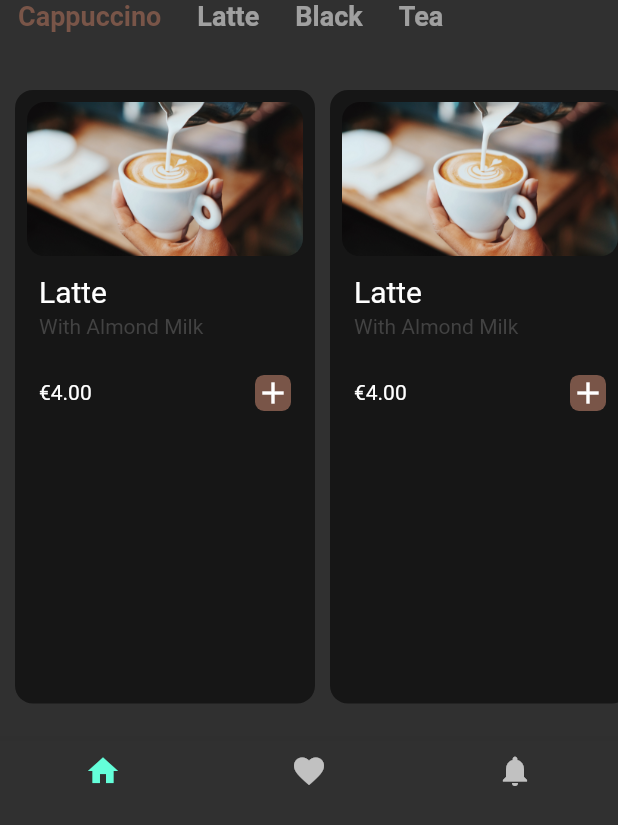
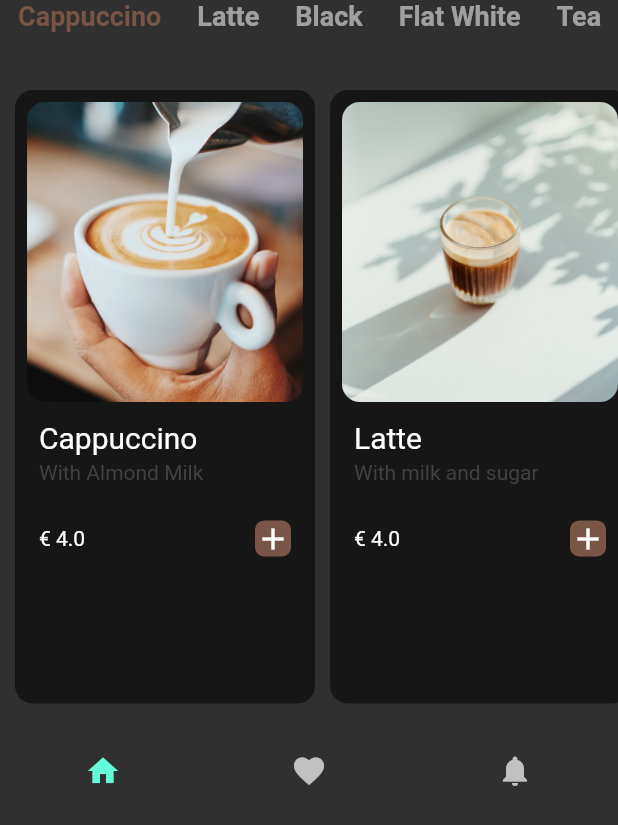
Before and after one commit to mikexkllr/CoffeeApp, a Flutter app: the screen it shows after launch, on a phone screen of 412 x 824 dp, the part 411-1236 px from its top. Run offline on Flutter 3.47's test engine with Material 2 defaults, Android fonts, the phone set to English and light mode, and no system bars; our stand-ins replace google_fonts; missing offline and left inert: dart:ffi.

Commit message:
added mock data

```diff
--- /dev/null
+++ b/lib/models/coffee_model.dart
@@ -0,0 +1,27 @@
+import 'package:coffee_app/models/coffee_type.dart';
+
+class CoffeeTypeModel {
+  String title;
+  bool isSelected;
+  CoffeeType type;
+
+  // this is a constructor lol
+  CoffeeTypeModel(
+      {required this.title, required this.isSelected, required this.type});
+}
+
+class Coffee {
+  String title;
+  String subtitle;
+  double price;
+  String imagePath;
+  CoffeeType type;
+
+  Coffee({
+    required this.title,
+    required this.subtitle,
+    required this.price,
+    required this.imagePath,
+    required this.type,
+  });
+}
--- /dev/null
+++ b/lib/models/mock_data.dart
@@ -0,0 +1,43 @@
+import 'package:coffee_app/models/coffee_model.dart';
+import 'package:coffee_app/models/coffee_type.dart';
+
+List coffeeTypeList = [
+  CoffeeTypeModel(
+      title: "Cappuccino", isSelected: true, type: CoffeeType.cappuccino),
+  CoffeeTypeModel(title: "Latte", isSelected: false, type: CoffeeType.latte),
+  CoffeeTypeModel(title: "Black", isSelected: false, type: CoffeeType.black),
+  CoffeeTypeModel(
+      title: "Flat White", isSelected: false, type: CoffeeType.white),
+  CoffeeTypeModel(title: "Tea", isSelected: false, type: CoffeeType.tea)
+];
+
+List coffeeList = [
+  Coffee(
+    title: "Cappuccino",
+    subtitle: "With Almond Milk",
+    price: 4.00,
+    imagePath: "lib/assets/images/coffee1.jpg",
+    type: CoffeeType.latte,
+  ),
+  Coffee(
+    title: "Latte",
+    subtitle: "With milk and sugar",
+    price: 4.00,
+    imagePath: "lib/assets/images/coffee2.jpg",
+    type: CoffeeType.latte,
+  ),
+  Coffee(
+    title: "Black",
+    subtitle: "Just pure hard coffee",
+    price: 4.00,
+    imagePath: "lib/assets/images/coffee3.jpg",
+    type: CoffeeType.latte,
+  ),
+  Coffee(
+    title: "Flat White",
+    subtitle: "With Milk",
+    price: 4.00,
+    imagePath: "lib/assets/images/coffee4.jpg",
+    type: CoffeeType.white,
+  ),
+];
--- a/lib/views/coffee_tile.dart
+++ b/lib/views/coffee_tile.dart
@@ -1,16 +1,13 @@
 import 'package:flutter/material.dart';
 
+import '../models/coffee_model.dart';
+
 class CoffeeTile extends StatelessWidget {
-  const CoffeeTile(
-      {super.key,
-      this.title = "Latte",
-      this.subtitle = "With Almond Milk",
-      this.price = "€4.00",
-      this.imagePath = "lib/assets/images/coffee1.jpg"});
-  final String title;
-  final String subtitle;
-  final String price;
-  final String imagePath;
+  const CoffeeTile({
+    super.key,
+    required this.coffee,
+  });
+  final Coffee coffee;
 
   @override
   Widget build(BuildContext context) {
@@ -30,9 +27,16 @@ class CoffeeTile extends StatelessWidget {
         child: Column(
           crossAxisAlignment: CrossAxisAlignment.start,
           children: [
-            ClipRRect(
-              borderRadius: BorderRadius.circular(12),
-              child: Image.asset(this.imagePath),
+            Container(
+              height: 200,
+              width: double.maxFinite,
+              child: ClipRRect(
+                borderRadius: BorderRadius.circular(12),
+                child: FittedBox(
+                  child: Image.asset(coffee.imagePath),
+                  fit: BoxFit.cover,
+                ),
+              ),
             ),
 
             // coffee name
@@ -43,14 +47,14 @@ class CoffeeTile extends StatelessWidget {
                 crossAxisAlignment: CrossAxisAlignment.start,
                 children: [
                   Text(
-                    this.title,
+                    coffee.title,
                     style: TextStyle(fontSize: 20),
                   ),
                   SizedBox(
                     height: 4,
                   ),
                   Text(
-                    this.subtitle,
+                    coffee.subtitle,
                     style: TextStyle(color: Colors.grey[800]),
                   )
                 ],
@@ -64,7 +68,7 @@ class CoffeeTile extends StatelessWidget {
               child: Row(
                 mainAxisAlignment: MainAxisAlignment.spaceBetween,
                 children: [
-                  Text(this.price),
+                  Text("€ ${coffee.price.toString()}"),
                   Container(
                     decoration: BoxDecoration(
                         color: Colors.brown,
--- a/lib/views/home_view.dart
+++ b/lib/views/home_view.dart
@@ -5,6 +5,7 @@ import 'package:coffee_app/views/coffee_scroll_item.dart';
 import 'package:coffee_app/views/coffee_tile.dart';
 import 'package:flutter/material.dart';
 import 'package:google_fonts/google_fonts.dart';
+import 'package:coffee_app/models/mock_data.dart';
 
 class HomeView extends StatefulWidget {
   const HomeView({super.key});
@@ -15,29 +16,6 @@ class HomeView extends StatefulWidget {
 
 class _HomeViewState extends State<HomeView> {
   int selectedCoffeeType = 0;
-
-  List coffeeList = [
-    {
-      "title": "Cappuccino",
-      "type": CoffeeType.cappuccino,
-      "isSelected": true,
-    },
-    {
-      "title": "Latte",
-      "type": CoffeeType.latte,
-      "isSelected": false,
-    },
-    {
-      "title": "Black",
-      "type": CoffeeType.black,
-      "isSelected": false,
-    },
-    {
-      "title": "Tea",
-      "type": CoffeeType.tea,
-      "isSelected": false,
-    },
-  ];
 
   @override
   Widget build(BuildContext context) {
@@ -90,11 +68,11 @@ class _HomeViewState extends State<HomeView> {
             height: 50,
             child: ListView.builder(
               scrollDirection: Axis.horizontal,
-              itemCount: this.coffeeList.length,
+              itemCount: coffeeTypeList.length,
               itemBuilder: (context, index) {
                 return CoffeeScrollItem(
-                  title: this.coffeeList[index]["title"],
-                  isSelected: this.coffeeList[index]["isSelected"],
+                  title: coffeeTypeList[index].title,
+                  isSelected: coffeeTypeList[index].isSelected,
                   onTapCallback: () {
                     selectCoffeeType(index);
                   },
@@ -105,15 +83,12 @@ class _HomeViewState extends State<HomeView> {
 
           // horizontal list view of coffee tiles
           Expanded(
-            child: ListView(
+            child: ListView.builder(
               scrollDirection: Axis.horizontal,
-              children: [
-                CoffeeTile(),
-                CoffeeTile(),
-                CoffeeTile(),
-                CoffeeTile(),
-                CoffeeTile(),
-              ],
+              itemCount: coffeeList.length,
+              itemBuilder: (context, index) {
+                return CoffeeTile(coffee: coffeeList[index]);
+              },
             ),
           )
         ],
@@ -130,11 +105,10 @@ class _HomeViewState extends State<HomeView> {
 
   selectCoffeeType(int index) {
     setState(() {
-      for (int i = 0; i < coffeeList.length; i++) {
-        coffeeList[i]["isSelected"] = false;
+      for (int i = 0; i < coffeeTypeList.length; i++) {
+        coffeeTypeList[i].isSelected = false;
       }
-      this.coffeeList[index]["isSelected"] =
-          !this.coffeeList[index]["isSelected"];
+      coffeeTypeList[index].isSelected = !coffeeTypeList[index].isSelected;
     });
   }
 }
```
Also changed, not shown: 4 other files.
